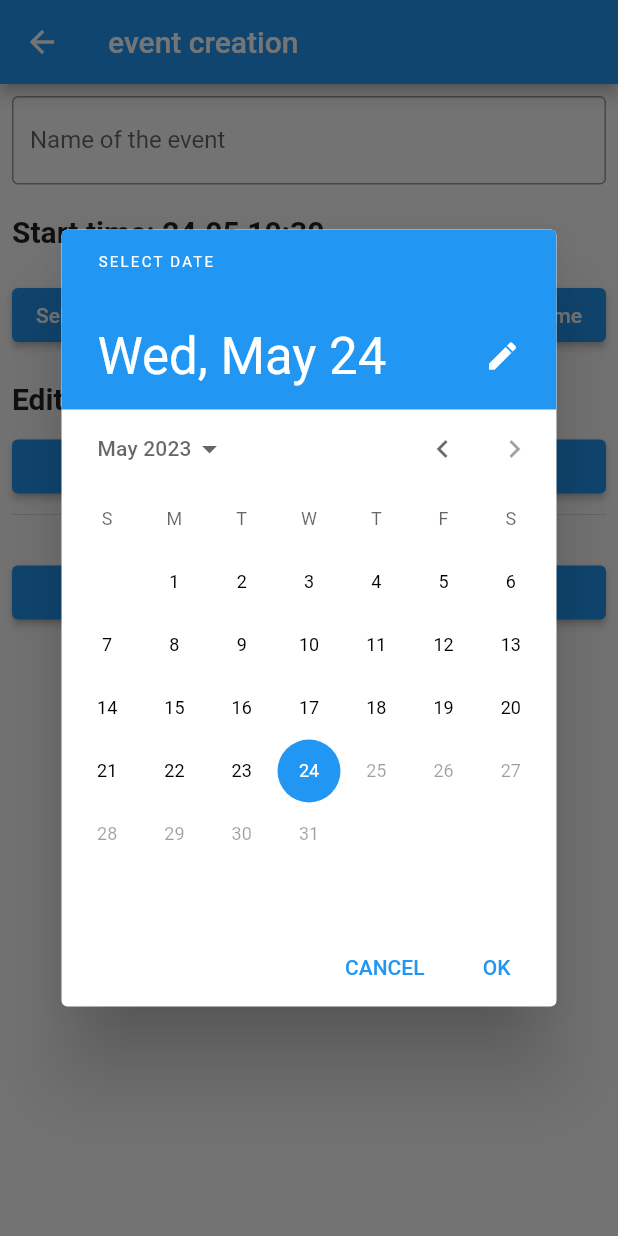
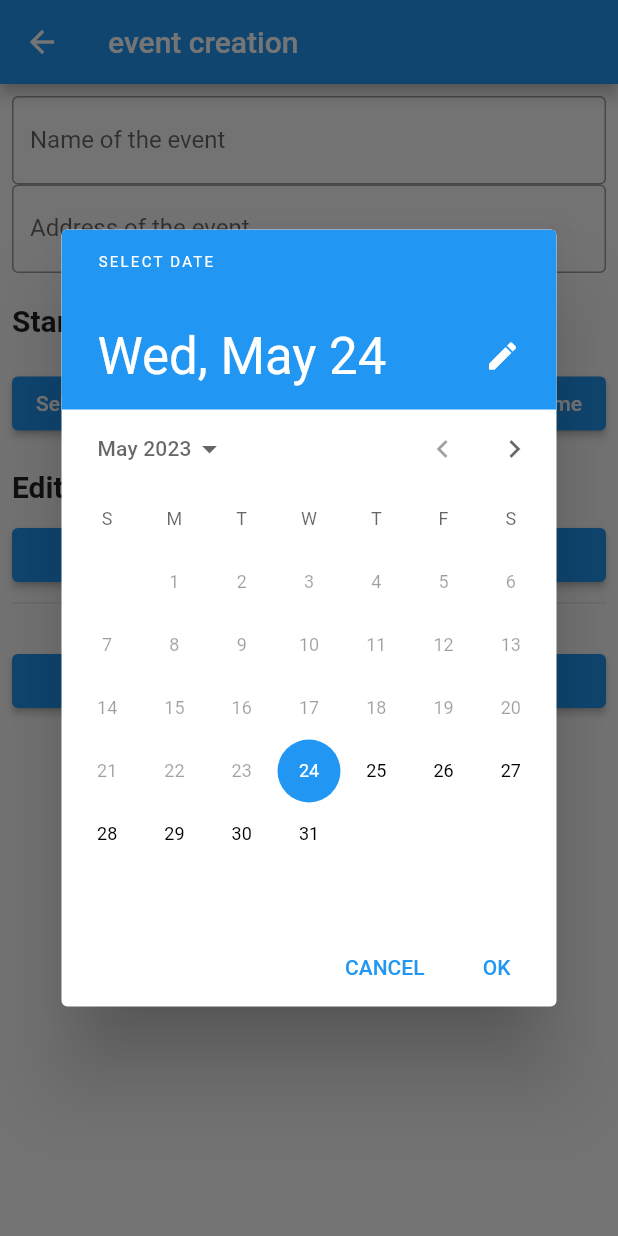
Before and after one commit to tickets-dao/mobile, a Flutter app: the EventCreationScreen screen opened by its route, after a tap on "Select date", on a phone screen of 412 x 824 dp. Run offline on Flutter 3.47's test engine with Material 2 defaults, Android fonts, the phone set to English and light mode, and no system bars; our stand-ins replace localstorage, qr_flutter; missing offline and left inert: base58check, bs58, cryptography, flutter_barcode_scanner, pointycastle.

Commit message:
add address

```diff
--- a/lib/components/date_picker.dart
+++ b/lib/components/date_picker.dart
@@ -16,8 +16,8 @@ class DatePickerWidgetState extends State<DatePickerWidget> {
     final DateTime picked = await showDatePicker(
           context: context,
           initialDate: selectedDate,
-          firstDate: DateTime(2000),
-          lastDate: DateTime.now(),
+          firstDate: DateTime.now(),
+          lastDate: DateTime(2030),
         ) ??
         DateTime.now();
 
--- a/lib/components/time_picker.dart
+++ b/lib/components/time_picker.dart
@@ -13,6 +13,8 @@ class TimePickerWidgetState extends State<TimePickerWidget> {
   TimeOfDay selectedTime = TimeOfDay.now();
 
   _selectTime(BuildContext context) async {
+
+
     final TimeOfDay? picked = await showTimePicker(
       context: context,
       initialTime: selectedTime,
--- a/lib/screens/issuer/event.dart
+++ b/lib/screens/issuer/event.dart
@@ -56,7 +56,7 @@ class _IssuerEventScreenState extends State<IssuerEventScreen> {
     await service.addTicketer(ttrToAdd);
 
     setState(() {
-      newTicketerAddr = "";
+      newTicketerAddr = ttrToAdd;
       ticketers = [...ticketers, ttrToAdd];
     });
   }
--- a/lib/screens/issuer/event_creation.dart
+++ b/lib/screens/issuer/event_creation.dart
@@ -48,7 +48,11 @@ class _EventCreationScreenState extends State<EventCreationScreen> {
             children: [
               Padding(
                 padding: const EdgeInsets.fromLTRB(0, 0, 0, 20),
-                child: TextField(
+                child: Flex(
+                  direction: Axis.vertical,
+                  mainAxisAlignment: MainAxisAlignment.spaceBetween,
+                  children: [
+                    TextField(
                       onChanged: (String value) {
                         setState(() {
                           name = value;
@@ -58,6 +62,19 @@ class _EventCreationScreenState extends State<EventCreationScreen> {
                         border: OutlineInputBorder(),
                         labelText: "Name of the event",
                       ),
+                    ),
+                    TextField(
+                      onChanged: (String value) {
+                        setState(() {
+                          address = value;
+                        });
+                      },
+                      decoration: const InputDecoration(
+                        border: OutlineInputBorder(),
+                        labelText: "Address of the event",
+                      ),
+                    )
+                  ],
                 ),
               ),
               Text("Start time: ${dateFormatter.format(startDateTime)}",
```
Lines whose indentation alone changed are shown as unchanged.
